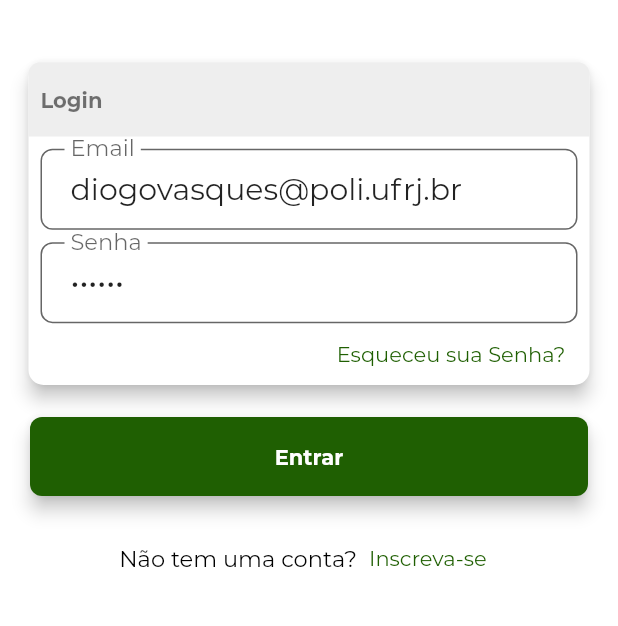
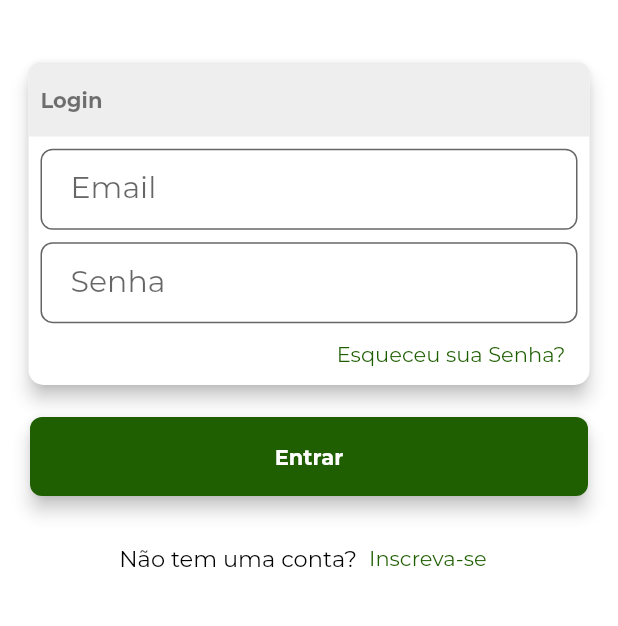
Before and after one commit to DiVasques/PiPGesP, a Flutter app: the screen it shows after launch, on a phone screen of 412 x 824 dp, the part 231-857 px from its top. Run offline on Flutter 3.47's test engine with Material 2 defaults, Android fonts, the phone set to English and light mode, and no system bars; our stand-ins replace cloud_firestore, firebase_auth, firebase_core; accounts and stored records are empty.

Commit message:
removed hardcoded initvalue from email and pwd fields

```diff
--- a/lib/ui/views/login_screen.dart
+++ b/lib/ui/views/login_screen.dart
@@ -261,7 +261,6 @@ class _LoginScreenState extends State<LoginScreen> {
           validator: FieldValidators.validateEmail,
           onSaved: (value) => loginController.email = value,
           focusNode: _emailFocus,
-          initValue: "diogovasques@poli.ufrj.br",
           style: style,
           onFieldSubmitted: (_) {
             FocusScope.of(context).unfocus();
@@ -281,7 +280,6 @@ class _LoginScreenState extends State<LoginScreen> {
           onSaved: (value) => loginController.password = value,
           focusNode: _passwordFocus,
           style: style,
-          initValue: "666666",
           onFieldSubmitted: (_) {
             FocusScope.of(context).unfocus();
             if (loginController.loginState == LoginState.login) {
```
